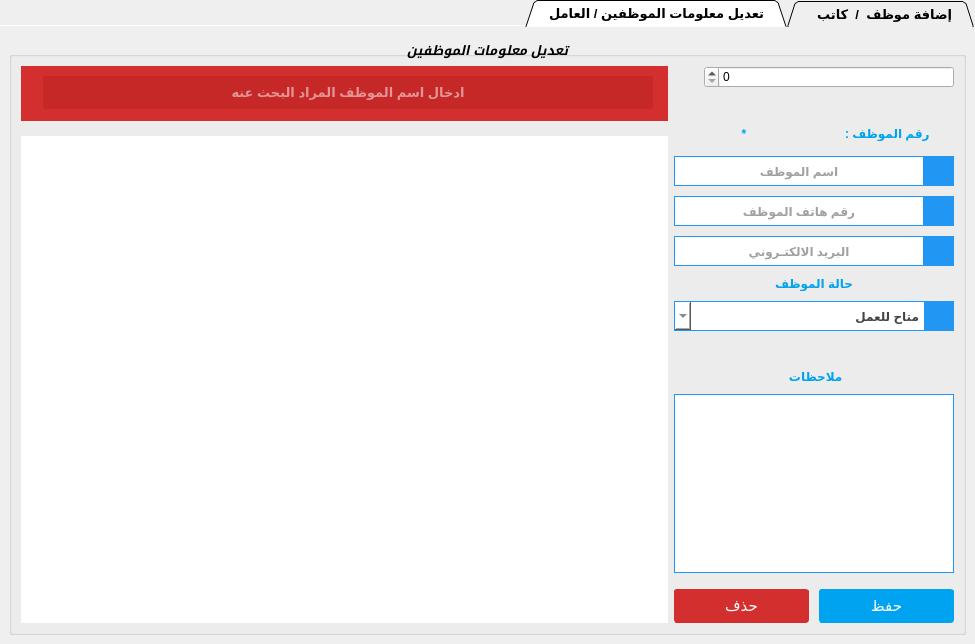
Before: the Qt Designer form tabwidgetworkers.ui in ashraf-kx/maktaba-assistant, drawn with Qt 5.
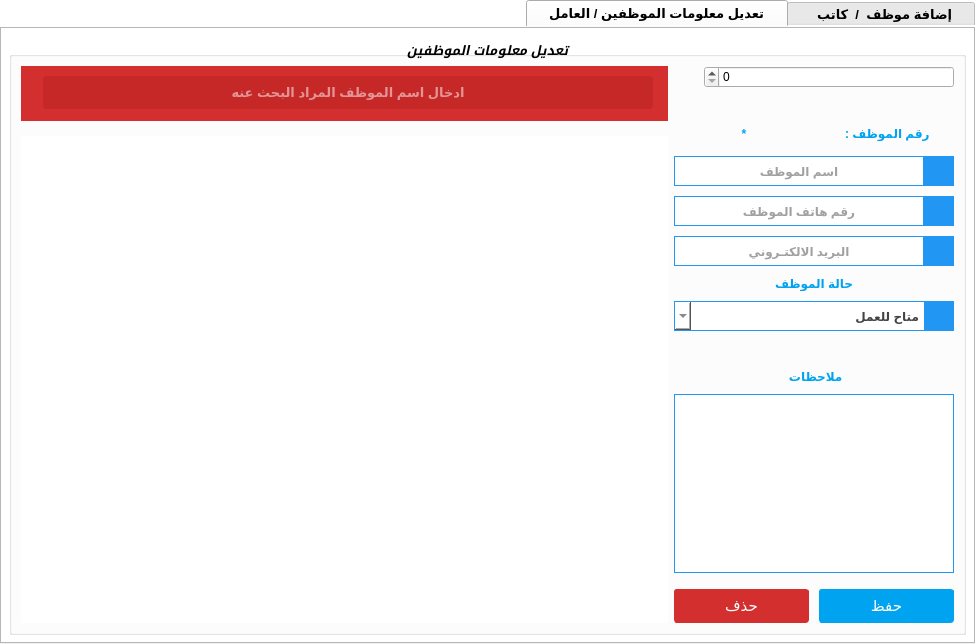
After: the same form once the commit is applied. The open tabs and pages were chosen to show the change. Icons and pictures are not drawn.

What changed in the file:
```diff
--- a/tabwidgetworkers.ui
+++ b/tabwidgetworkers.ui
@@ -36,13 +36,14 @@
 border:0px solid white;
 
 	color: rgb(0, 179, 255);
+	background-color: rgb(255, 255, 255);
 }</string>
   </property>
   <property name="tabPosition">
    <enum>QTabWidget::North</enum>
   </property>
   <property name="tabShape">
-   <enum>QTabWidget::Triangular</enum>
+   <enum>QTabWidget::Rounded</enum>
   </property>
   <property name="currentIndex">
    <number>0</number>
@@ -60,7 +61,7 @@
    <bool>true</bool>
   </property>
   <property name="documentMode">
-   <bool>true</bool>
+   <bool>false</bool>
   </property>
   <property name="tabsClosable">
    <bool>false</bool>
@@ -843,6 +844,7 @@
    <property name="styleSheet">
     <string notr="true">Qwidget{
 border:0px solid white;
+	background-color: rgb(255, 255, 255);
 }</string>
    </property>
    <attribute name="icon">
```
Left out of the diff: 8 changed lines with no effect on the pictures.
